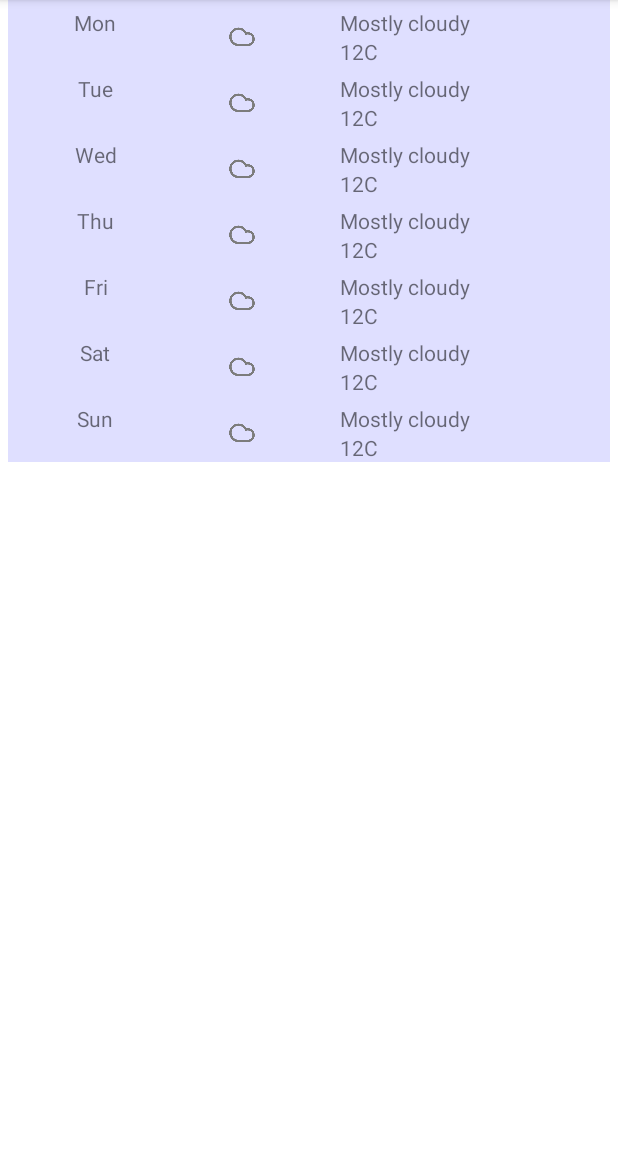
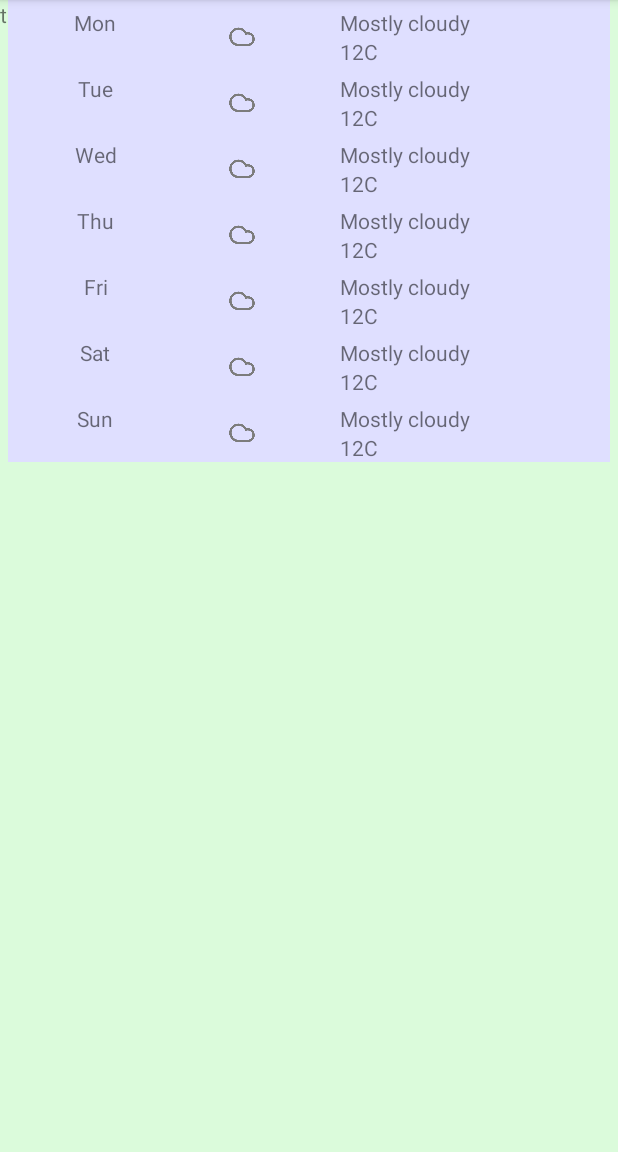
Before and after one commit to miatran1109/androiddev2021, an Android app: the screen it shows after launch (WeatherActivity), on a phone screen of 412 x 824 dp, the part 84-1236 px from its top. Run offline under Robolectric (Android 15) with nearby library versions, the phone set to English and light mode, and no system bars.

Commit message:
Practical 6

```diff
--- a/app/src/main/java/vn/edu/usth/usthweather/WeatherActivity.java
+++ b/app/src/main/java/vn/edu/usth/usthweather/WeatherActivity.java
@@ -17,6 +17,11 @@ public class WeatherActivity extends AppCompatActivity {
     protected void onCreate(Bundle savedInstanceState) {
         super.onCreate(savedInstanceState);
         setContentView(R.layout.activity_weather);
+
+        WeatherFragment weatherFragment = new WeatherFragment();
+
+        getSupportFragmentManager().beginTransaction()
+                .add(android.R.id.content, weatherFragment).commit();
 
         ForecastFragment forecastFragment = new ForecastFragment();
 
--- /dev/null
+++ b/app/src/main/java/vn/edu/usth/usthweather/WeatherFragment.java
@@ -0,0 +1,65 @@
+package vn.edu.usth.usthweather;
+
+import android.os.Bundle;
+
+import androidx.fragment.app.Fragment;
+
+import android.view.LayoutInflater;
+import android.view.View;
+import android.view.ViewGroup;
+
+/**
+ * A simple {@link Fragment} subclass.
+ * Use the {@link WeatherFragment#newInstance} factory method to
+ * create an instance of this fragment.
+ */
+public class WeatherFragment extends Fragment {
+
+    // TODO: Rename parameter arguments, choose names that match
+    // the fragment initialization parameters, e.g. ARG_ITEM_NUMBER
+    private static final String ARG_PARAM1 = "param1";
+    private static final String ARG_PARAM2 = "param2";
+
+    // TODO: Rename and change types of parameters
+    private String mParam1;
+    private String mParam2;
+
+    public WeatherFragment() {
+        // Required empty public constructor
+    }
+
+    /**
+     * Use this factory method to create a new instance of
+     * this fragment using the provided parameters.
+     *
+     * @param param1 Parameter 1.
+     * @param param2 Parameter 2.
+     * @return A new instance of fragment WeatherFragment.
+     */
+    // TODO: Rename and change types and number of parameters
+    public static WeatherFragment newInstance(String param1, String param2) {
+        WeatherFragment fragment = new WeatherFragment();
+        Bundle args = new Bundle();
+        args.putString(ARG_PARAM1, param1);
+        args.putString(ARG_PARAM2, param2);
+        fragment.setArguments(args);
+        return fragment;
+    }
+
+    @Override
+    public void onCreate(Bundle savedInstanceState) {
+        super.onCreate(savedInstanceState);
+        if (getArguments() != null) {
+            mParam1 = getArguments().getString(ARG_PARAM1);
+            mParam2 = getArguments().getString(ARG_PARAM2);
+        }
+    }
+
+    @Override
+    public View onCreateView(LayoutInflater inflater, ViewGroup container,
+                             Bundle savedInstanceState) {
+        // Inflate the layout for this fragment
+        View v = inflater.inflate(R.layout.fragment_weather, container, false);
+        return v;
+    }
+}
--- a/app/src/main/res/layout/fragment_forecast.xml
+++ b/app/src/main/res/layout/fragment_forecast.xml
@@ -1,7 +1,7 @@
 <?xml version="1.0" encoding="utf-8"?>
 <LinearLayout xmlns:android="http://schemas.android.com/apk/res/android"
     xmlns:tools="http://schemas.android.com/tools"
-    android:id="@+id/forecast_layout"
+    android:id="@+id/forecast_fragment"
     android:layout_width="match_parent"
     android:layout_height="match_parent"
     android:orientation="vertical"
--- /dev/null
+++ b/app/src/main/res/layout/fragment_weather.xml
@@ -0,0 +1,16 @@
+<?xml version="1.0" encoding="utf-8"?>
+<FrameLayout xmlns:android="http://schemas.android.com/apk/res/android"
+    xmlns:tools="http://schemas.android.com/tools"
+    android:id="@+id/weather_fragment"
+    android:layout_width="match_parent"
+    android:layout_height="match_parent"
+    android:background="@color/that_green"
+    tools:context=".WeatherFragment">
+
+    <!-- TODO: Update blank fragment layout -->
+    <TextView
+        android:layout_width="match_parent"
+        android:layout_height="wrap_content"
+        android:text="this is the fragment" />
+
+</FrameLayout>
--- a/app/src/main/res/values/colors.xml
+++ b/app/src/main/res/values/colors.xml
@@ -8,4 +8,5 @@
     <color name="black">#FF000000</color>
     <color name="white">#FFFFFFFF</color>
     <color name="that_blue">#dfdfff</color>
+    <color name="that_green">#dbfbdb</color>
 </resources>
```
Also changed, not shown: app/src/main/res/layout/activity_weather.xml (+23 -4 lines).
